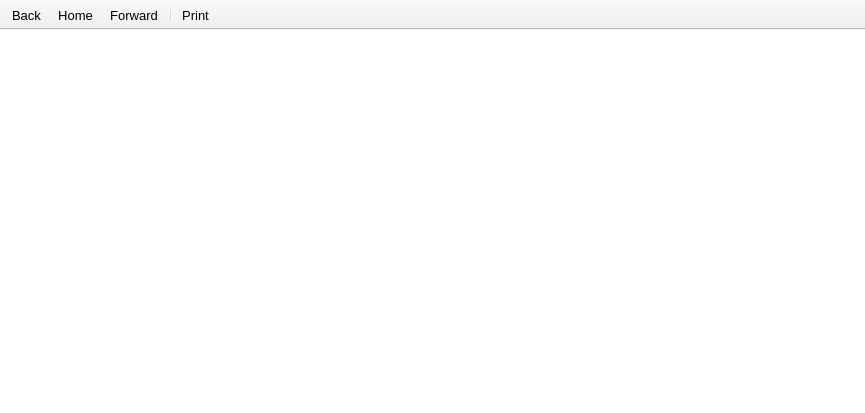
Qt form UIs/nPanHelp.ui (NeutrinoToolkit/Neutrino) before a commit.
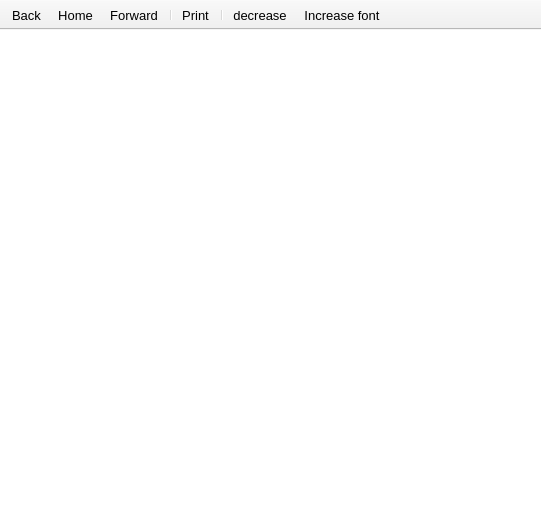
The same form after that commit. Icons and pictures are not drawn. Custom widgets are drawn as their Qt base class.

Commit message: help window

```diff
--- a/UIs/nPanHelp.ui
+++ b/UIs/nPanHelp.ui
@@ -6,8 +6,8 @@
    <rect>
     <x>0</x>
     <y>0</y>
-    <width>865</width>
-    <height>413</height>
+    <width>541</width>
+    <height>525</height>
    </rect>
   </property>
   <property name="windowTitle">
@@ -85,6 +85,9 @@
    <addaction name="actionForward"/>
    <addaction name="separator"/>
    <addaction name="actionPrint"/>
+   <addaction name="separator"/>
+   <addaction name="actionDecreaseFont"/>
+   <addaction name="actionIncreaseFont"/>
   </widget>
   <action name="actionHome">
    <property name="icon">
@@ -128,6 +131,30 @@
     <string>Print</string>
    </property>
   </action>
+  <action name="actionIncreaseFont">
+   <property name="icon">
+    <iconset resource="../../build-neutrinoMaster-Brew-Debug/src/qrc/icons.qrc">
+     <normaloff>:/icons/plus.png</normaloff>:/icons/plus.png</iconset>
+   </property>
+   <property name="text">
+    <string>Increase font</string>
+   </property>
+   <property name="toolTip">
+    <string>Increase font</string>
+   </property>
+  </action>
+  <action name="actionDecreaseFont">
+   <property name="icon">
+    <iconset resource="../../build-neutrinoMaster-Brew-Debug/src/qrc/icons.qrc">
+     <normaloff>:/icons/remove.png</normaloff>:/icons/remove.png</iconset>
+   </property>
+   <property name="text">
+    <string>decrease</string>
+   </property>
+   <property name="toolTip">
+    <string>Decrease font</string>
+   </property>
+  </action>
  </widget>
  <customwidgets>
   <customwidget>
```
Left out of the diff: 10 changed lines with no effect on the pictures. The commit also changes 4 other files.
